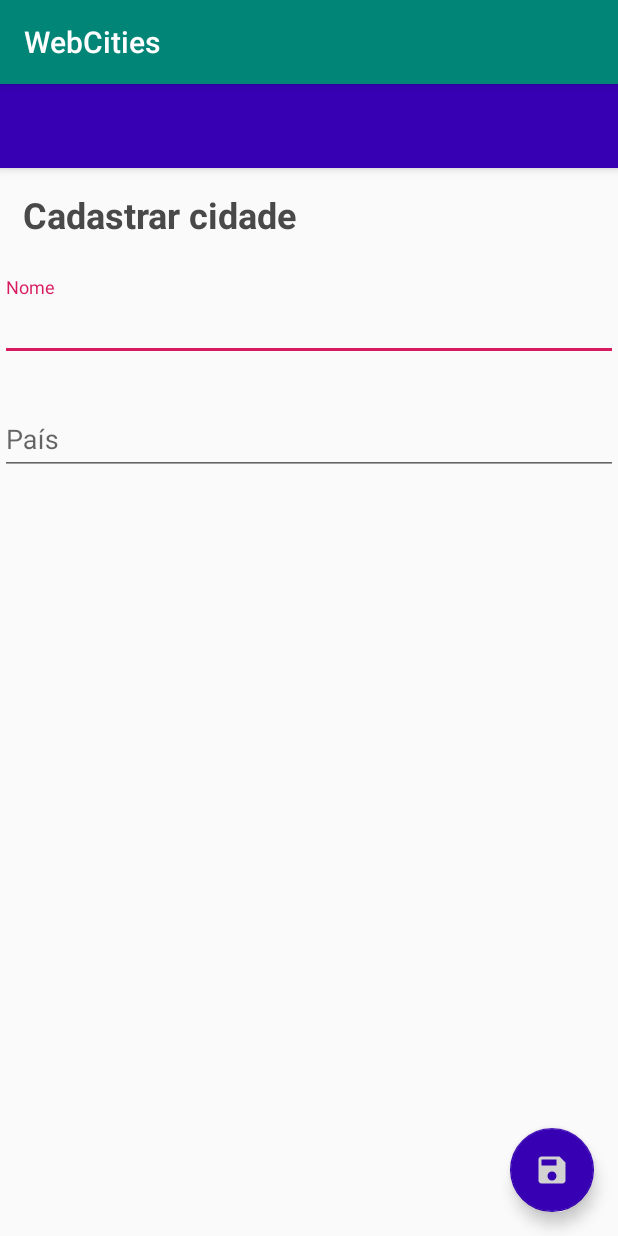
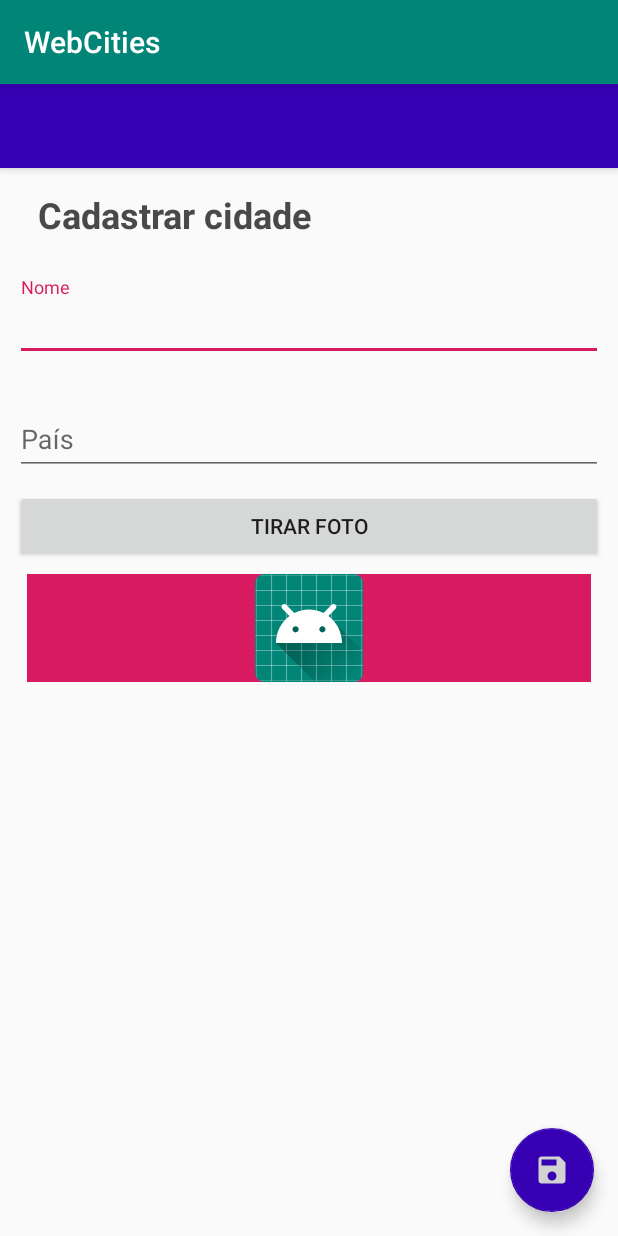
Before and after one commit to glodzienski/advanced-android, an Android app: the CityFormActivity screen opened directly, with no data from a screen before it, on a phone screen of 412 x 824 dp. Run offline under Robolectric (Android 15) with nearby library versions, the phone set to English and light mode, and no system bars.

Commit message:
- Instalado firebase no projeto

```diff
--- a/WebCities/app/build.gradle
+++ b/WebCities/app/build.gradle
@@ -3,6 +3,7 @@ apply plugin: 'com.android.application'
 apply plugin: 'kotlin-android'
 
 apply plugin: 'kotlin-android-extensions'
+apply plugin: 'com.google.gms.google-services'
 
 android {
     compileSdkVersion 28
@@ -30,6 +31,7 @@ dependencies {
     implementation 'com.android.support:support-v4:28.0.0'
     implementation 'com.android.support:recyclerview-v7:28.0.0'
     implementation 'com.android.support:design:28.0.0'
+    implementation 'com.google.firebase:firebase-database:16.0.1'
     testImplementation 'junit:junit:4.12'
     androidTestImplementation 'com.android.support.test:runner:1.0.2'
     androidTestImplementation 'com.android.support.test.espresso:espresso-core:3.0.2'
--- a/WebCities/app/src/main/res/layout/activity_city_form.xml
+++ b/WebCities/app/src/main/res/layout/activity_city_form.xml
@@ -27,7 +27,9 @@
     <LinearLayout
             android:orientation="vertical"
             android:layout_width="match_parent"
-            android:layout_height="match_parent" android:id="@+id/formFields">
+            android:layout_height="match_parent" android:id="@+id/formFields"
+            android:layout_marginHorizontal="10dp"
+    >
         <TextView android:layout_marginTop="55dp"
                   android:text="@string/title_form_city"
                   android:layout_width="match_parent"
@@ -44,8 +46,7 @@
                 android:layout_width="match_parent"
                 android:layout_height="wrap_content"
                 android:paddingTop="10dp"
-                android:paddingBottom="10dp"
-        >
+                android:paddingBottom="10dp">
 
             <EditText
                     android:layout_width="match_parent"
@@ -59,8 +60,7 @@
                 android:layout_width="match_parent"
                 android:layout_height="wrap_content"
                 android:paddingTop="10dp"
-                android:paddingBottom="10dp"
-        >
+                android:paddingBottom="10dp">
 
             <EditText
                     android:layout_width="match_parent"
@@ -69,6 +69,20 @@
                     android:ems="10"
                     android:id="@+id/edtCountry" android:inputType="text"/>
         </android.support.design.widget.TextInputLayout>
+        <Button
+                android:text="Tirar foto"
+                android:layout_width="match_parent"
+                android:layout_height="wrap_content" android:id="@+id/btnAddPhoto"/>
+        <ImageView
+                android:layout_width="match_parent"
+                android:layout_height="wrap_content"
+                android:id="@+id/imgCity" app:layout_constraintTop_toTopOf="parent"
+                android:layout_marginTop="8dp" app:layout_constraintStart_toStartOf="parent"
+                android:layout_marginStart="8dp" app:layout_constraintEnd_toEndOf="parent"
+                android:layout_marginEnd="8dp" android:layout_marginBottom="8dp"
+                app:layout_constraintBottom_toBottomOf="parent" android:background="@color/colorAccent"
+                app:layout_constraintHorizontal_bias="0.0" app:layout_constraintVertical_bias="1.0"
+                app:srcCompat="@mipmap/ic_launcher"/>
     </LinearLayout>
     <android.support.design.widget.FloatingActionButton
             android:id="@+id/btnSave"
--- a/WebCities/build.gradle
+++ b/WebCities/build.gradle
@@ -10,6 +10,7 @@ buildscript {
     dependencies {
         classpath 'com.android.tools.build:gradle:3.3.2'
         classpath "org.jetbrains.kotlin:kotlin-gradle-plugin:$kotlin_version"
+        classpath 'com.google.gms:google-services:4.1.0'
         // NOTE: Do not place your application dependencies here; they belong
         // in the individual module build.gradle files
     }
```
Also changed, not shown: WebCities/app/src/main/java/com/example/webcities/fragments/CityDetailFragment.kt (+0 -9 lines).
